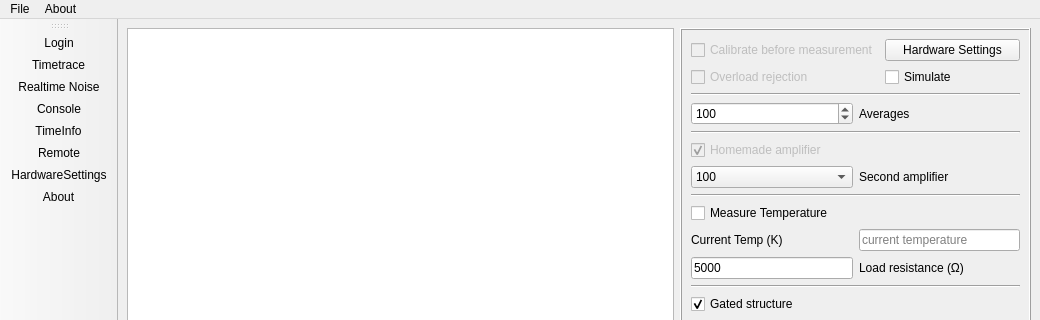
The window that PyFANS/UI/UI_NoiseMeasurement_v5.ui (zigorrom/PyFANS) describes before a commit, drawn with Qt 5; both pictures show x 0 to 1040 and y 0 to 320 of the 1040 by 1047 pixel window.
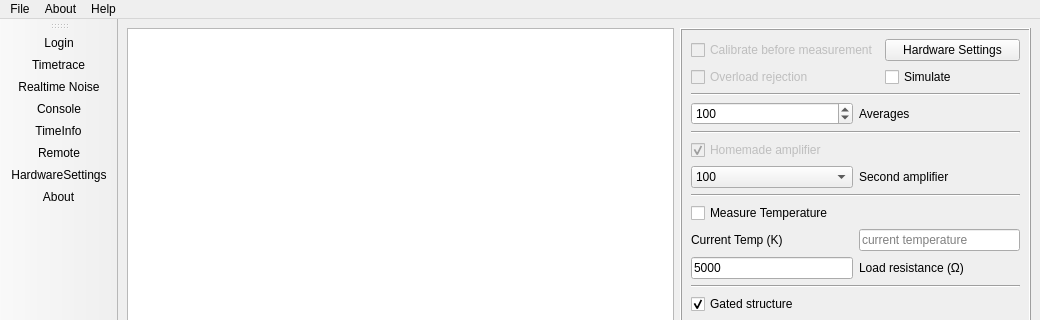
The same window after the commit. Icons and pictures are not drawn. Custom widgets are drawn as their Qt base class.

```diff
--- a/PyFANS/UI/UI_NoiseMeasurement_v5.ui
+++ b/PyFANS/UI/UI_NoiseMeasurement_v5.ui
@@ -1171,8 +1171,15 @@
      <string>About</string>
     </property>
    </widget>
+   <widget class="QMenu" name="menuHelp">
+    <property name="title">
+     <string>Help</string>
+    </property>
+    <addaction name="action_what_to_do"/>
+   </widget>
    <addaction name="menuFile"/>
    <addaction name="menuAbout"/>
+   <addaction name="menuHelp"/>
   </widget>
   <widget class="QStatusBar" name="statusbar"/>
   <widget class="QToolBar" name="toolBar">
```
Left out of the diff: 5 changed lines with no effect on the pictures.
